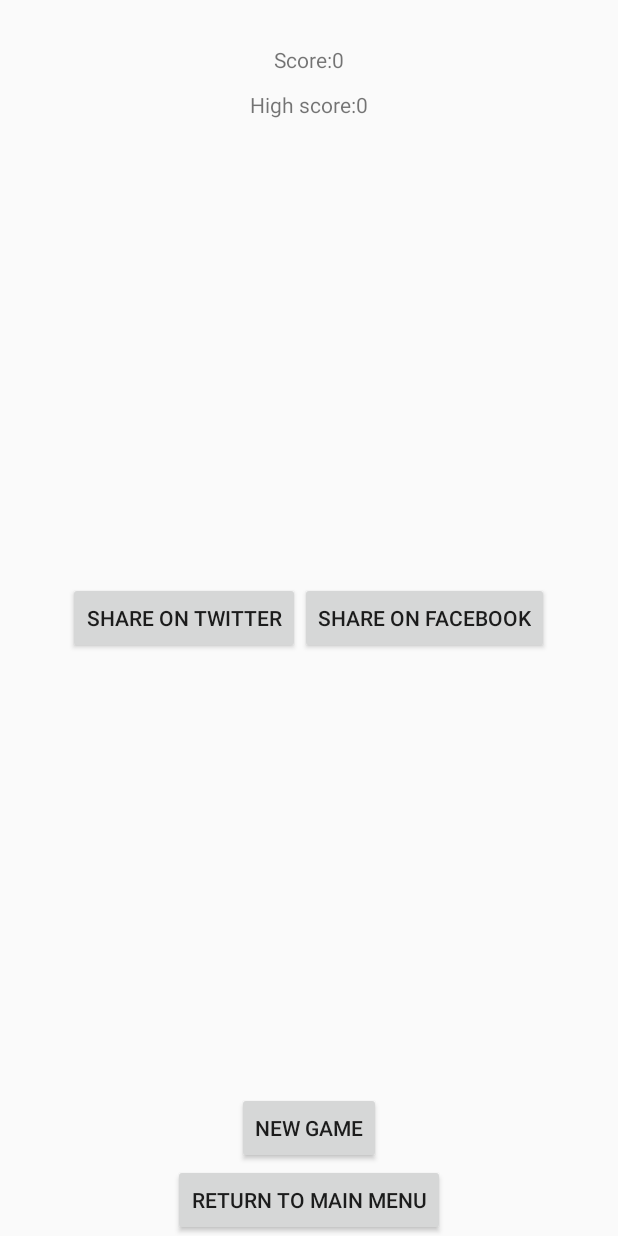
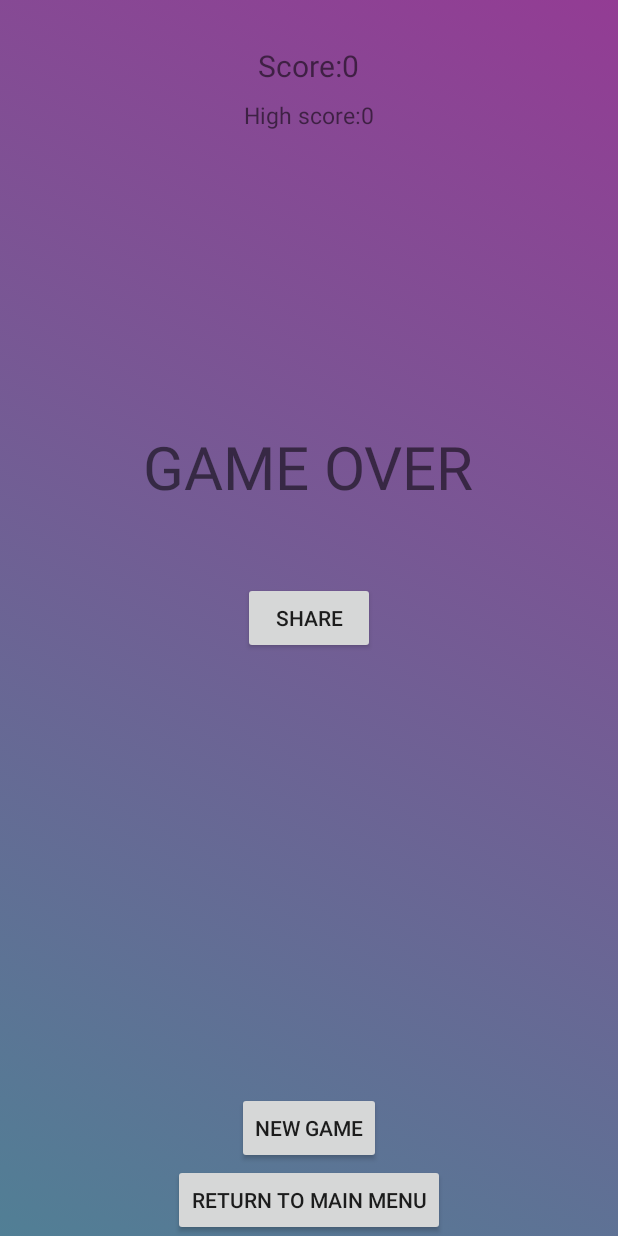
Before and after one commit to valvec/Dr_International, an Android app: the End_game screen opened directly, with no data from a screen before it, on a phone screen of 412 x 824 dp. Run offline under Robolectric (Android 15) with nearby library versions, the phone set to English and light mode, and no system bars; Roboto replaces fonts that are not available here; 1 statement that could not run was skipped.

Commit message:
Share in pomoči dodane

```diff
--- a/app/src/main/res/layout/activity_end_game.xml
+++ b/app/src/main/res/layout/activity_end_game.xml
@@ -3,7 +3,9 @@
     android:layout_width="match_parent"
     android:layout_height="match_parent"
     android:paddingLeft="16dp"
-    android:paddingRight="16dp" >
+    android:paddingRight="16dp"
+    android:background="@drawable/gradient_background"
+    >
 
     <TextView
         android:id="@+id/ScoreText"
@@ -13,6 +15,7 @@
         android:layout_centerInParent="true"
         android:paddingTop="30dp"
         android:paddingBottom="30dp"
+        android:textSize="20dp"
 
         android:text="@string/error" />
 
@@ -23,29 +26,34 @@
         android:text="@string/error"
         android:layout_alignBottom="@id/ScoreText"
         android:layout_centerInParent="true"
+        android:textSize="15dp"
         />
 
-    <RelativeLayout
+    <TextView
         android:layout_width="wrap_content"
         android:layout_height="wrap_content"
+        android:layout_above="@+id/fb"
+        android:text="@string/game_over"
         android:layout_centerInParent="true"
-        >
+        android:textSize="40dp"
+        android:padding="50dp"
+
+        />
+
+
+
+
         <Button
-            android:id="@+id/fb"
+            android:id="@id/fb"
             android:layout_width="wrap_content"
             android:layout_height="wrap_content"
-            android:layout_toRightOf="@+id/twitter"
-            android:text="@string/share_on_facebook" />
+            android:layout_centerInParent="true"
+            android:text="@string/share_on_facebook"
+            android:onClick="onClickShare"/>
 
-        <Button
-            android:id="@id/twitter"
-            android:layout_width="wrap_content"
-            android:layout_height="wrap_content"
-            android:text="@string/share_on_twitter"
 
-            />
 
-    </RelativeLayout>
+
 
 
     <Button
--- a/app/src/main/res/values/strings.xml
+++ b/app/src/main/res/values/strings.xml
@@ -2,12 +2,13 @@
     <string name="app_name">DrInternational</string>
     <string name="NewGame">New Game</string>
     <string name="SelectMap">Select Map</string>
-    <string name="share_on_facebook">SHARE ON FACEBOOK</string>
-    <string name="share_on_twitter">SHARE ON TWITTER</string>
+    <string name="share_on_facebook">SHARE</string>
+
     <string name="error">ERROR</string>
     <string name="new_game">New Game</string>
     <string name="return_to_main_menu">Return to main menu</string>
     <string name="klucTopScore">kljuctopscore25255525</string>
     <string name="HighScoreText">High score: </string>
     <string name="ScoreText">Score: </string>
+    <string name="game_over">GAME OVER</string>
 </resources>
```
Also changed, not shown: app/src/main/java/com/example/drinternational/Ac2Quiz.java (+47 -1 lines), app/src/main/java/com/example/drinternational/End_game.java (+11 -2 lines), app/src/main/res/layout/activity_ac2_quiz.xml (+37 -4 lines).
